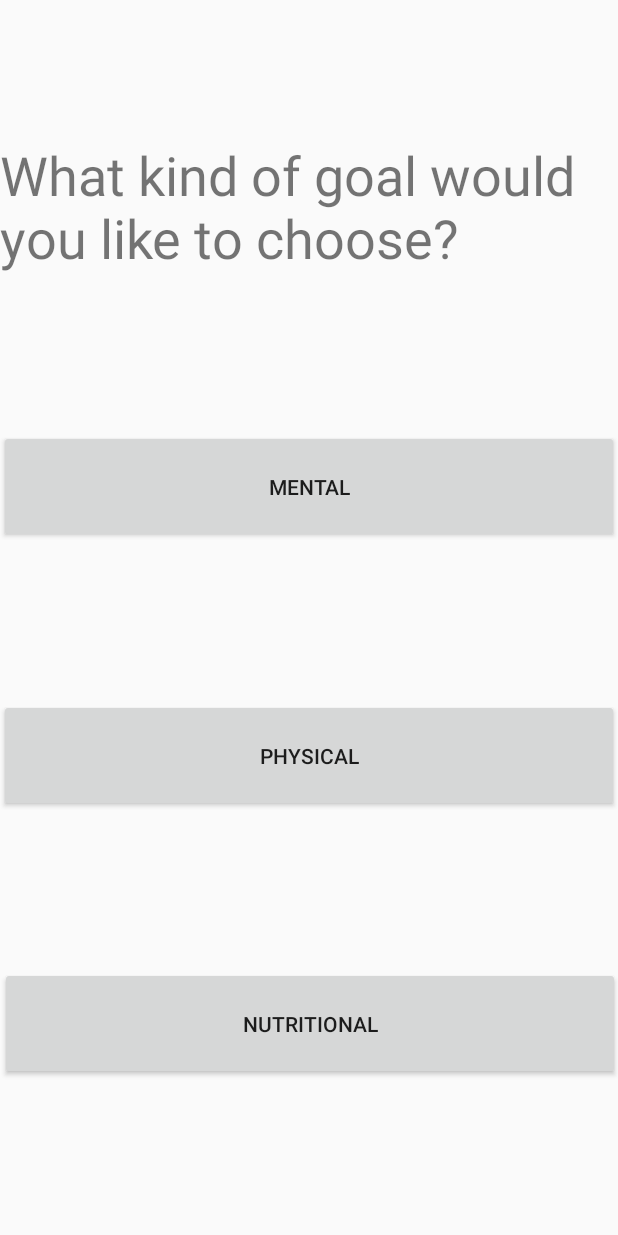
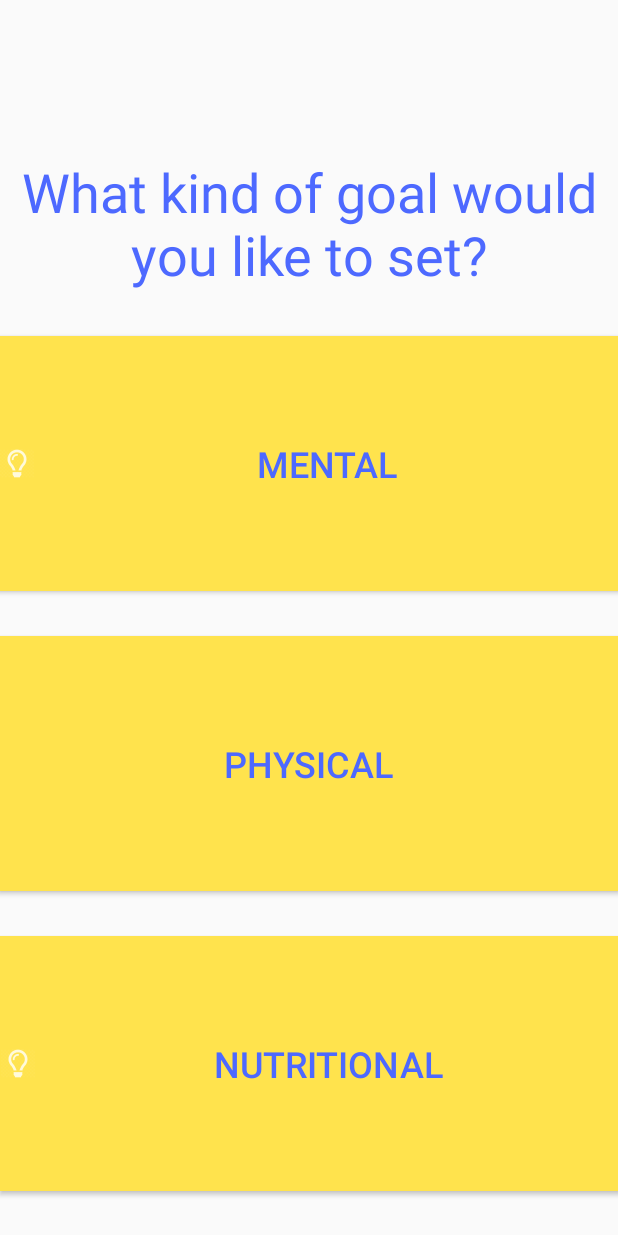
Before and after one commit to Maird/434-Health-App, an Android app: the layout activity_types_of_goals.xml on its own in the app's theme, with its tools: preview values and no code run, on a phone screen of 412 x 824 dp. Run offline under Robolectric (Android 15) with nearby library versions, the phone set to English and light mode, and no system bars.

Commit message:
updated goals and types of goals page

```diff
--- a/app/src/main/AndroidManifest.xml
+++ b/app/src/main/AndroidManifest.xml
@@ -10,8 +10,13 @@
         android:supportsRtl="true"
         android:theme="@style/AppTheme">
         <activity
+            android:name=".activity_types_of_goals"
+            android:label="activity_types_of_goals"></activity>
+
+        <activity
             android:name=".Goals_Activity"
             android:label="@string/title_activity_goals_"></activity>
+
         <activity android:name=".MainActivity">
             <intent-filter>
                 <action android:name="android.intent.action.MAIN" />
--- a/app/src/main/res/layout/activity_profile.xml
+++ b/app/src/main/res/layout/activity_profile.xml
@@ -3,15 +3,15 @@
     android:orientation="vertical" android:layout_width="match_parent"
     android:layout_height="match_parent">
 
-    <ImageView
+    <!--<ImageView
         android:id="@+id/profilePic"
         android:layout_width="120dp"
         android:layout_height="120dp"
         android:layout_alignParentTop="true"
         android:layout_centerHorizontal="true"
         android:layout_marginTop="10dp"
-        android:src="@drawable/user_pic"
-        android:padding="5dp" />
+        android:src="@drawable/user_pic" can't find this
+        android:padding="5dp" />  -->
 
     <LinearLayout
         android:layout_width="match_parent"
--- a/app/src/main/res/layout/activity_types_of_goals.xml
+++ b/app/src/main/res/layout/activity_types_of_goals.xml
@@ -10,10 +10,14 @@
         android:layout_height="match_parent">
 
         <Button
-            android:id="@+id/mental_goal"
+            android:id="@+id/nutrition_goal"
+            android:drawableLeft="@drawable/ic_action_lightbulb"
             android:layout_width="413dp"
-            android:layout_height="75dp"
+            android:layout_height="170dp"
+            android:background="#ffe34d"
             android:text="@string/check_in_3"
+            android:textColor="#4d69ff"
+            android:textSize="24sp"
             app:layout_constraintBottom_toBottomOf="parent"
             app:layout_constraintEnd_toEndOf="parent"
             app:layout_constraintHorizontal_bias="0.0"
@@ -23,30 +27,39 @@
         <Button
             android:id="@+id/physical_goal"
             android:layout_width="413dp"
-            android:layout_height="75dp"
+            android:layout_height="170dp"
+            android:background="#ffe34d"
             android:text="@string/check_in_2"
-            app:layout_constraintBottom_toTopOf="@+id/mental_goal"
+            android:textColor="#4d69ff"
+            android:textSize="24sp"
+            app:layout_constraintBottom_toTopOf="@+id/nutrition_goal"
             app:layout_constraintEnd_toEndOf="parent"
             app:layout_constraintHorizontal_bias="1.0"
             app:layout_constraintStart_toStartOf="parent"
-            app:layout_constraintTop_toBottomOf="@+id/nutrition_goal" />
+            app:layout_constraintTop_toBottomOf="@+id/mental_goal" />
 
         <TextView
             android:id="@+id/textView2"
             android:layout_width="match_parent"
             android:layout_height="wrap_content"
+            android:gravity="center"
             android:text="@string/chosen_goal"
+            android:textColor="#4d69ff"
             android:textSize="36sp"
-            app:layout_constraintBottom_toBottomOf="@id/nutrition_goal"
+            app:layout_constraintBottom_toBottomOf="@id/mental_goal"
             app:layout_constraintEnd_toEndOf="parent"
             app:layout_constraintTop_toTopOf="parent"
             app:layout_constraintVertical_bias="0.34" />
 
         <Button
-            android:id="@+id/nutrition_goal"
+            android:id="@+id/mental_goal"
             android:layout_width="413dp"
-            android:layout_height="75dp"
+            android:layout_height="170dp"
+            android:background="#ffe34d"
+            android:drawableLeft="@drawable/ic_action_lightbulb"
             android:text="@string/check_in_1"
+            android:textColor="#4d69ff"
+            android:textSize="24sp"
             app:layout_constraintBottom_toTopOf="@+id/physical_goal"
             app:layout_constraintEnd_toEndOf="parent"
             app:layout_constraintTop_toBottomOf="@+id/textView2"
--- a/app/src/main/res/values/strings.xml
+++ b/app/src/main/res/values/strings.xml
@@ -10,5 +10,5 @@
     <string name="check_in_3">Nutritional</string>
     <string name= "current_goals">Your current goals</string>
     <string name= "add_new_goal">Add a new goal</string>
-    <string name="chosen_goal">What kind of goal would you like to choose?</string>
+    <string name="chosen_goal">What kind of goal would you like to set?</string>
 </resources>
```
Also changed, not shown: app/src/main/java/com/example/a434_health_app/Goals_Activity.java (+15 -0 lines), app/src/main/java/com/example/a434_health_app/activity_types_of_goals.java (added, +18 -0 lines), app/src/main/res/layout/activity_goals_.xml (+7 -4 lines), app/src/main/res/drawable-hdpi/ic_action_lightbulb.png (added), app/src/main/res/drawable-mdpi/ic_action_lightbulb.png (added), app/src/main/res/drawable-xhdpi/ic_action_lightbulb.png (added), app/src/main/res/drawable-xxhdpi/ic_action_lightbulb.png (added), app/src/main/res/drawable-xxxhdpi/ic_action_lightbulb.png (added).
